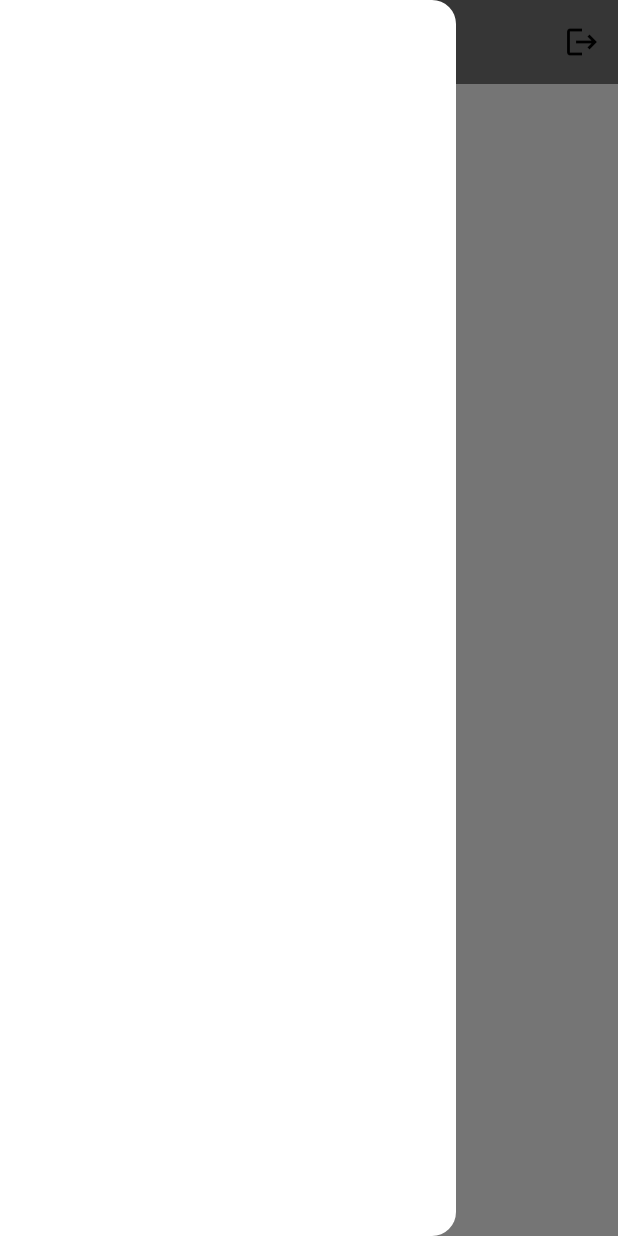
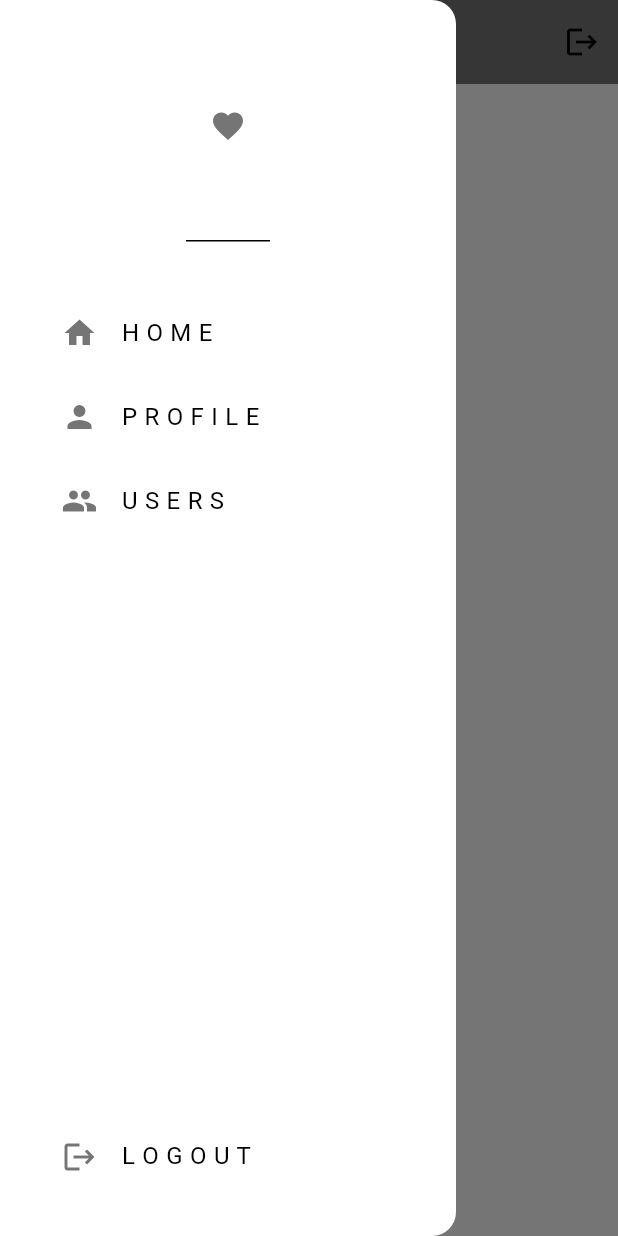
Before and after one commit to DevKorrir/SocialMedia-Flutter, a Flutter app: the screen it shows once a user with an empty profile is signed in, with the side drawer open, on a phone screen of 412 x 824 dp. Run offline on Flutter 3.47's test engine with Material 3 defaults, Android fonts, the phone set to English and light mode, and no system bars; our stand-ins replace firebase_auth, firebase_core; accounts and stored records are empty.

Commit message:
Restored changes from stash

```diff
--- a/lib/commons/my_drawer.dart
+++ b/lib/commons/my_drawer.dart
@@ -0,0 +1,94 @@
+import 'package:flutter/cupertino.dart';
+import 'package:flutter/material.dart';
+
+class MyDrawer extends StatelessWidget {
+  const MyDrawer({super.key});
+
+  @override
+  Widget build(BuildContext context) {
+    return Drawer(
+      backgroundColor: Theme.of(context).colorScheme.surface,
+      child: Column(
+        mainAxisAlignment: MainAxisAlignment.spaceBetween,
+        children: [
+          Column(
+            children: [
+
+          //dawer header
+          DrawerHeader(
+              child: Icon(
+                Icons.favorite,
+                color: Theme.of(context).colorScheme.inversePrimary,
+              ),
+          ),
+
+          const SizedBox(height: 25),
+
+          //home title
+          Padding(
+              padding: const EdgeInsets.only(left: 25.0),
+            child: ListTile(
+              leading: Icon(
+                Icons.home,
+                color: Theme.of(context).colorScheme.inversePrimary,
+              ),
+              title: const Text("H O M E"),
+              onTap: (){
+                //just pop drawer
+                Navigator.pop(context);
+              },
+            ),
+          ),
+
+          //profile tile
+          Padding(
+            padding: const EdgeInsets.only(left: 25.0),
+            child: ListTile(
+              leading: Icon(
+                Icons.person,
+                color: Theme.of(context).colorScheme.inversePrimary,
+              ),
+              title: const Text("P R O F I L E"),
+              onTap: (){
+                //just pop drawer
+                Navigator.pop(context);
+              },
+            ),
+          ),
+
+        //user tile
+          Padding(
+            padding: const EdgeInsets.only(left: 25.0),
+            child: ListTile(
+              leading: Icon(
+                Icons.group,
+                color: Theme.of(context).colorScheme.inversePrimary,
+              ),
+              title: const Text("U S E R S"),
+              onTap: (){
+                //just pop drawer
+                Navigator.pop(context);
+              },
+            ),
+          ),],),
+
+          //logout tile
+          Padding(
+            padding: const EdgeInsets.only(left: 25.0, bottom: 25.0),
+            child: ListTile(
+              leading: Icon(
+                Icons.logout,
+                color: Theme.of(context).colorScheme.inversePrimary,
+              ),
+              title: const Text("L O G O U T"),
+              onTap: (){
+                //just pop drawer
+                Navigator.pop(context);
+              },
+            ),
+          )
+        ],
+      ),
+    );
+  }
+}
--- a/lib/screens/home_screen.dart
+++ b/lib/screens/home_screen.dart
@@ -1,5 +1,6 @@
 import 'package:firebase_auth/firebase_auth.dart';
 import 'package:flutter/material.dart';
+import 'package:socialmedia/commons/my_drawer.dart';
 
 class HomeScreen extends StatelessWidget {
   const HomeScreen({super.key});
@@ -24,7 +25,7 @@ class HomeScreen extends StatelessWidget {
           )
         ],
       ),
-      drawer: Drawer(),
+      drawer: MyDrawer(),
     );
   }
 }
```
